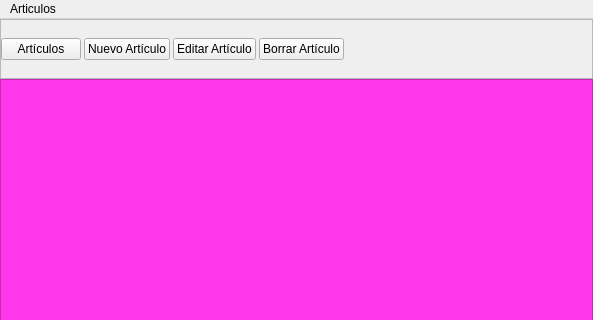
diegoorta81/listas, file inicio_listas.ui: the form before one commit; both pictures show x 0 to 593 and y 0 to 320 of the 593 by 475 pixel window.
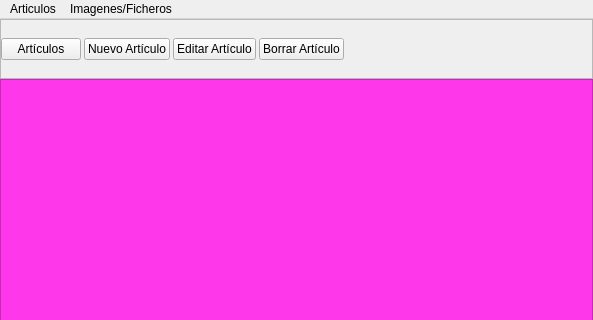
The form after the commit.

Patch:
```diff
--- a/inicio_listas.ui
+++ b/inicio_listas.ui
@@ -191,7 +191,15 @@
     <addaction name="action_nuevoarticulo"/>
     <addaction name="action_borrararticulo"/>
    </widget>
+   <widget class="QMenu" name="menuFicheros">
+    <property name="title">
+     <string>Imagenes/Ficheros</string>
+    </property>
+    <addaction name="action_nuevofichero"/>
+    <addaction name="action_borrarfichero"/>
+   </widget>
    <addaction name="menuArticulos"/>
+   <addaction name="menuFicheros"/>
   </widget>
   <action name="actionddd">
    <property name="text">
```
Left out of the diff: 10 changed lines with no effect on the pictures.
